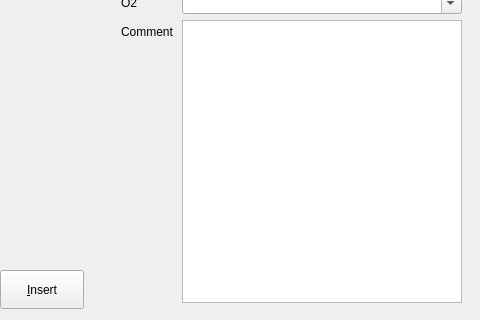
Old version of the form addvitals.ui in the repository lbase/bpvitals; both pictures show x 0 to 480 and y 160 to 480 of the 640 by 480 pixel window.
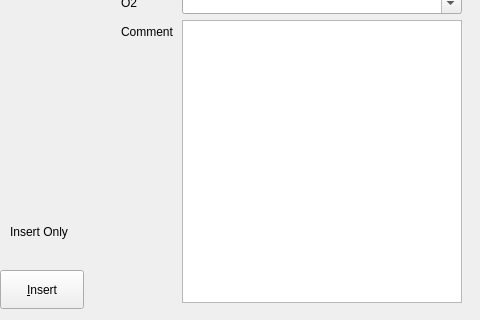
New version of the form.

Commit message: add sys.arg for tablename and label for sucessful insert

```diff
--- a/addvitals.ui
+++ b/addvitals.ui
@@ -199,6 +199,19 @@
     <string>E&amp;xit</string>
    </property>
   </widget>
+  <widget class="QLabel" name="lblInsert">
+   <property name="geometry">
+    <rect>
+     <x>10</x>
+     <y>380</y>
+     <width>101</width>
+     <height>23</height>
+    </rect>
+   </property>
+   <property name="text">
+    <string>Insert Only</string>
+   </property>
+  </widget>
  </widget>
  <tabstops>
   <tabstop>dateTimeEdit</tabstop>
```
The commit also changes 2 other files.
